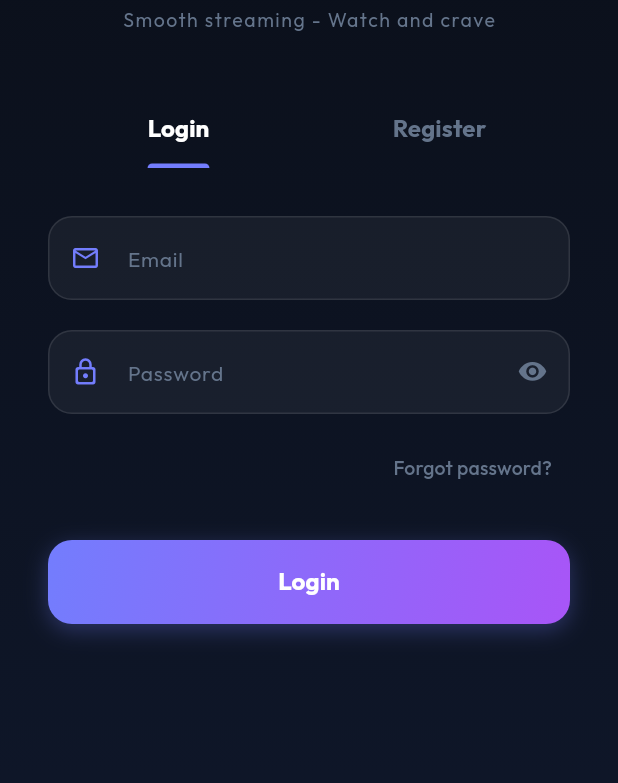
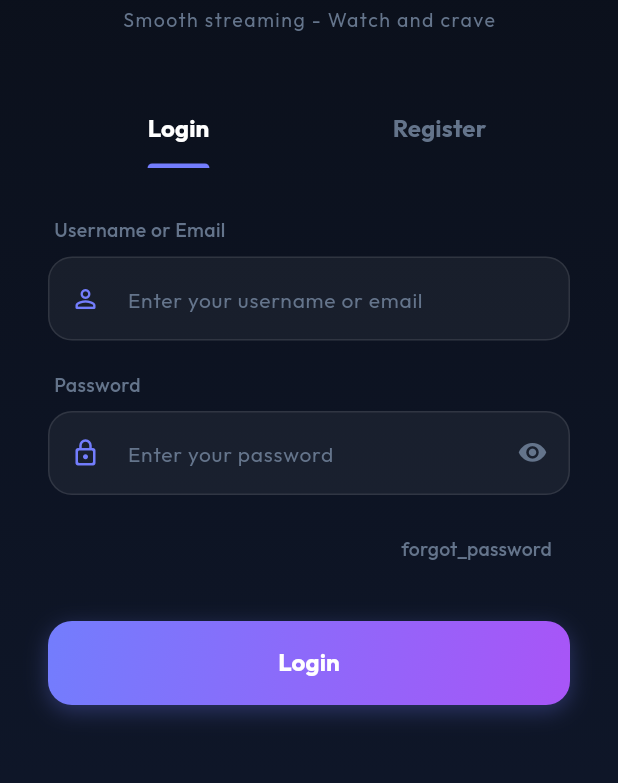
Before and after one commit to TXAVLOG/tphimx-setup, a Flutter app: the AuthScreen screen opened directly, on a phone screen of 412 x 824 dp, the part 327-1110 px from its top. Run offline on Flutter 3.47's test engine with Material 3 defaults, Android fonts, the phone set to English and light mode, and no system bars; our stand-ins replace app_links, better_player_plus, cached_network_image, connectivity_plus, device_info_plus, dio and 9 more; missing offline and left inert: quick_actions, screen_brightness, volume_controller; accounts and stored records are empty; network calls fail.

Commit message:
Fix login with username/email & improve registration UI

```diff
--- a/lib/pages/auth_screen.dart
+++ b/lib/pages/auth_screen.dart
@@ -18,20 +18,27 @@ class _AuthScreenState extends State<AuthScreen>
     with SingleTickerProviderStateMixin {
   late TabController _tabController;
 
-  final _loginEmailController = TextEditingController();
+  final _loginIdController = TextEditingController();
   final _loginPasswordController = TextEditingController();
 
-  final _regNameController = TextEditingController();
-  final _regEmailController = TextEditingController();
-  final _regPasswordController = TextEditingController();
-  final _regConfirmPasswordController = TextEditingController();
+  final _registerNameController = TextEditingController();
+  final _registerUsernameController = TextEditingController();
+  final _registerEmailController = TextEditingController();
+  final _registerPasswordController = TextEditingController();
+  final _registerConfirmPasswordController = TextEditingController();
 
   bool _loading = false;
   bool _showLoginPassword = false;
   bool _showRegPassword = false;
+  String _registerGender = 'male';
 
-  String? _loginEmailError;
+  String? _loginIdError;
   String? _loginPasswordError;
+  String? _registerNameError;
+  String? _registerUsernameError;
+  String? _registerEmailError;
+  String? _registerPasswordError;
+  String? _registerConfirmPasswordError;
 
   @override
   void initState() {
@@ -42,20 +49,21 @@ class _AuthScreenState extends State<AuthScreen>
   @override
   void dispose() {
     _tabController.dispose();
-    _loginEmailController.dispose();
+    _loginIdController.dispose();
     _loginPasswordController.dispose();
-    _regNameController.dispose();
-    _regEmailController.dispose();
-    _regPasswordController.dispose();
-    _regConfirmPasswordController.dispose();
+    _registerNameController.dispose();
+    _registerUsernameController.dispose();
+    _registerEmailController.dispose();
+    _registerPasswordController.dispose();
+    _registerConfirmPasswordController.dispose();
     super.dispose();
   }
 
   Future<void> _handleLogin() async {
-    final email = _loginEmailController.text.trim();
+    final id = _loginIdController.text.trim();
     final password = _loginPasswordController.text;
 
-    if (email.isEmpty || password.isEmpty) {
+    if (id.isEmpty || password.isEmpty) {
       TxaToast.show(
         context,
         TxaLanguage.t('error_empty_fields'),
@@ -66,14 +74,14 @@ class _AuthScreenState extends State<AuthScreen>
 
     setState(() {
       _loading = true;
-      _loginEmailError = null;
+      _loginIdError = null;
       _loginPasswordError = null;
     });
     try {
       final api = Provider.of<TxaApi>(context, listen: false);
-      final res = await api.login(email, password);
+      final res = await api.login(id, password);
 
-      if (res.statusCode == 200 && res.data['data'] != null) {
+      if (res.data['success'] == true) {
         final token = res.data['data']['token'];
         TxaSettings.authToken = token;
         api.setToken(token);
@@ -91,29 +99,30 @@ class _AuthScreenState extends State<AuthScreen>
           );
         }
       }
-    } catch (e) {
-      String errorMsg = TxaLanguage.t('error_login');
-      if (e is DioException) {
-        final data = e.response?.data;
-        if (data != null && data['message'] != null) {
-          errorMsg = data['message'];
-          final errorCode = data['data'] != null
-              ? data['data']['error_code']
-              : null;
-
+    } on DioException catch (e) {
+      if (e.response?.data != null && e.response?.data['data'] != null) {
+        final errorCode = e.response?.data['data']['error_code'];
         setState(() {
           if (errorCode == 'USER_NOT_FOUND') {
-              _loginEmailError = errorMsg;
+            _loginIdError = e.response?.data['message'];
           } else if (errorCode == 'INVALID_PASSWORD') {
-              _loginPasswordError = errorMsg;
+            _loginPasswordError = e.response?.data['message'];
+          } else {
+            if (!mounted) return;
+            ScaffoldMessenger.of(context).showSnackBar(
+              SnackBar(
+                content: Text(
+                  e.response?.data['message'] ?? TxaLanguage.t('error_login'),
+                ),
+              ),
+            );
           }
         });
-        } else if (e.type == DioExceptionType.connectionTimeout) {
-          errorMsg = 'Kết nối quá hạn. Vui lòng thử lại.';
-        }
-      }
-      if (mounted) {
-        TxaToast.show(context, errorMsg, isError: true);
+      } else {
+        if (!mounted) return;
+        ScaffoldMessenger.of(context).showSnackBar(
+          SnackBar(content: Text(TxaLanguage.t('error_connection'))),
+        );
       }
     } finally {
       if (mounted) setState(() => _loading = false);
@@ -121,12 +130,13 @@ class _AuthScreenState extends State<AuthScreen>
   }
 
   Future<void> _handleRegister() async {
-    final name = _regNameController.text.trim();
-    final email = _regEmailController.text.trim();
-    final password = _regPasswordController.text;
-    final confirm = _regConfirmPasswordController.text;
+    final name = _registerNameController.text.trim();
+    final username = _registerUsernameController.text.trim();
+    final email = _registerEmailController.text.trim();
+    final password = _registerPasswordController.text;
+    final confirm = _registerConfirmPasswordController.text;
 
-    if (name.isEmpty || email.isEmpty || password.isEmpty) {
+    if (name.isEmpty || username.isEmpty || email.isEmpty || password.isEmpty) {
       TxaToast.show(
         context,
         TxaLanguage.t('error_empty_fields'),
@@ -144,34 +154,63 @@ class _AuthScreenState extends State<AuthScreen>
       return;
     }
 
-    setState(() => _loading = true);
+    setState(() {
+      _loading = true;
+      _registerNameError = null;
+      _registerUsernameError = null;
+      _registerEmailError = null;
+      _registerPasswordError = null;
+      _registerConfirmPasswordError = null;
+    });
+
     try {
       final api = Provider.of<TxaApi>(context, listen: false);
-      final res = await api.register(name, email, password, confirm);
+      final res = await api.register(
+        name: name,
+        username: username,
+        email: email,
+        password: password,
+        confirmPw: confirm,
+        gender: _registerGender,
+      );
 
       if (res.statusCode == 200 || res.statusCode == 201) {
         if (mounted) {
           TxaToast.show(context, TxaLanguage.t('register_success'));
           _tabController.animateTo(0);
         }
+      }
+    } on DioException catch (e) {
+      if (e.response?.statusCode == 422) {
+        final errors = e.response?.data['errors'];
+        setState(() {
+          if (errors != null) {
+            if (errors['name'] != null) {
+              _registerNameError = errors['name'][0];
+            }
+            if (errors['username'] != null) {
+              _registerUsernameError = errors['username'][0];
+            }
+            if (errors['email'] != null) {
+              _registerEmailError = errors['email'][0];
+            }
+            if (errors['password'] != null) {
+              _registerPasswordError = errors['password'][0];
+            }
           } else {
-        if (mounted) {
             TxaToast.show(
               context,
-            res.data['message'] ?? TxaLanguage.t('error_register'),
+              e.response?.data['message'] ?? TxaLanguage.t('error_register'),
               isError: true,
             );
           }
-      }
-    } catch (e) {
+        });
+      } else {
         String errorMsg = TxaLanguage.t('error_register');
-      if (e is DioException) {
         if (e.response?.data != null && e.response?.data['message'] != null) {
           errorMsg = e.response?.data['message'];
         }
-      }
-      if (mounted) {
-        TxaToast.show(context, errorMsg, isError: true);
+        if (mounted) TxaToast.show(context, errorMsg, isError: true);
       }
     } finally {
       if (mounted) setState(() => _loading = false);
@@ -184,7 +223,6 @@ class _AuthScreenState extends State<AuthScreen>
       backgroundColor: TxaTheme.primaryBg,
       body: Stack(
         children: [
-          // Background Gradient
           Positioned.fill(
             child: Container(
               decoration: const BoxDecoration(
@@ -200,7 +238,6 @@ class _AuthScreenState extends State<AuthScreen>
           SafeArea(
             child: Column(
               children: [
-                // Header / Back Button
                 Padding(
                   padding: const EdgeInsets.symmetric(
                     horizontal: 16,
@@ -222,7 +259,6 @@ class _AuthScreenState extends State<AuthScreen>
                   ),
                 ),
 
-                // Logo & Title
                 const SizedBox(height: 20),
                 Image.asset('assets/logo.png', height: 80),
                 const SizedBox(height: 16),
@@ -268,7 +304,6 @@ class _AuthScreenState extends State<AuthScreen>
 
                 const SizedBox(height: 40),
 
-                // Tabs
                 Padding(
                   padding: const EdgeInsets.symmetric(horizontal: 32),
                   child: TabBar(
@@ -291,7 +326,6 @@ class _AuthScreenState extends State<AuthScreen>
 
                 const SizedBox(height: 32),
 
-                // Tab Views
                 Expanded(
                   child: TabBarView(
                     controller: _tabController,
@@ -322,16 +356,17 @@ class _AuthScreenState extends State<AuthScreen>
       child: Column(
         children: [
           _buildTextField(
-            controller: _loginEmailController,
-            hint: 'Email',
-            icon: Icons.email_outlined,
-            keyboardType: TextInputType.emailAddress,
-            errorText: _loginEmailError,
+            controller: _loginIdController,
+            label: TxaLanguage.t('login_id'),
+            hint: TxaLanguage.t('login_id_hint'),
+            icon: Icons.person_outline_rounded,
+            errorText: _loginIdError,
           ),
           const SizedBox(height: 20),
           _buildTextField(
             controller: _loginPasswordController,
-            hint: TxaLanguage.t('password'),
+            label: TxaLanguage.t('password'),
+            hint: TxaLanguage.t('password_hint'),
             icon: Icons.lock_outline_rounded,
             isPassword: true,
             showPassword: _showLoginPassword,
@@ -367,34 +402,71 @@ class _AuthScreenState extends State<AuthScreen>
       child: Column(
         children: [
           _buildTextField(
-            controller: _regNameController,
+            controller: _registerNameController,
+            label: TxaLanguage.t('full_name'),
             hint: TxaLanguage.t('full_name'),
             icon: Icons.person_outline_rounded,
+            errorText: _registerNameError,
           ),
-          const SizedBox(height: 20),
+          const SizedBox(height: 16),
           _buildTextField(
-            controller: _regEmailController,
+            controller: _registerUsernameController,
+            label: TxaLanguage.t('username'),
+            hint: TxaLanguage.t('username'),
+            icon: Icons.account_box_outlined,
+            errorText: _registerUsernameError,
+          ),
+          const SizedBox(height: 16),
+          _buildTextField(
+            controller: _registerEmailController,
+            label: 'Email',
             hint: 'Email',
             icon: Icons.email_outlined,
             keyboardType: TextInputType.emailAddress,
+            errorText: _registerEmailError,
           ),
-          const SizedBox(height: 20),
+          const SizedBox(height: 16),
+          // Gender Selection
+          Padding(
+            padding: const EdgeInsets.only(left: 4, bottom: 8),
+            child: Align(
+              alignment: Alignment.centerLeft,
+              child: Text(
+                TxaLanguage.t('gender'),
+                style: const TextStyle(color: TxaTheme.textMuted, fontSize: 13),
+              ),
+            ),
+          ),
+          Row(
+            children: [
+              _buildGenderChip('male', TxaLanguage.t('gender_male')),
+              const SizedBox(width: 8),
+              _buildGenderChip('female', TxaLanguage.t('gender_female')),
+              const SizedBox(width: 8),
+              _buildGenderChip('other', TxaLanguage.t('gender_other')),
+            ],
+          ),
+          const SizedBox(height: 16),
           _buildTextField(
-            controller: _regPasswordController,
-            hint: TxaLanguage.t('password'),
+            controller: _registerPasswordController,
+            label: TxaLanguage.t('password'),
+            hint: TxaLanguage.t('password_hint'),
             icon: Icons.lock_outline_rounded,
             isPassword: true,
             showPassword: _showRegPassword,
             onTogglePassword: () =>
                 setState(() => _showRegPassword = !_showRegPassword),
+            errorText: _registerPasswordError,
           ),
-          const SizedBox(height: 20),
+          const SizedBox(height: 16),
           _buildTextField(
-            controller: _regConfirmPasswordController,
+            controller: _registerConfirmPasswordController,
+            label: TxaLanguage.t('confirm_password'),
             hint: TxaLanguage.t('confirm_password'),
             icon: Icons.lock_reset_rounded,
             isPassword: true,
             showPassword: _showRegPassword,
+            errorText: _registerConfirmPasswordError,
           ),
           const SizedBox(height: 40),
           _buildAuthButton(
@@ -410,6 +482,7 @@ class _AuthScreenState extends State<AuthScreen>
     required TextEditingController controller,
     required String hint,
     required IconData icon,
+    String? label,
     bool isPassword = false,
     bool? showPassword,
     VoidCallback? onTogglePassword,
@@ -419,6 +492,18 @@ class _AuthScreenState extends State<AuthScreen>
     return Column(
       crossAxisAlignment: CrossAxisAlignment.start,
       children: [
+        if (label != null)
+          Padding(
+            padding: const EdgeInsets.only(left: 4, bottom: 8),
+            child: Text(
+              label,
+              style: const TextStyle(
+                color: TxaTheme.textMuted,
+                fontSize: 13,
+                fontWeight: FontWeight.w500,
+              ),
+            ),
+          ),
         Container(
           decoration: BoxDecoration(
             color: Colors.white.withValues(alpha: 0.05),
@@ -479,6 +564,39 @@ class _AuthScreenState extends State<AuthScreen>
     );
   }
 
+  Widget _buildGenderChip(String value, String label) {
+    bool isSelected = _registerGender == value;
+    return Expanded(
+      child: GestureDetector(
+        onTap: () => setState(() => _registerGender = value),
+        child: Container(
+          padding: const EdgeInsets.symmetric(vertical: 12),
+          decoration: BoxDecoration(
+            color: isSelected
+                ? TxaTheme.accent.withValues(alpha: 0.2)
+                : Colors.white.withValues(alpha: 0.05),
+            borderRadius: BorderRadius.circular(12),
+            border: Border.all(
+              color: isSelected
+                  ? TxaTheme.accent.withValues(alpha: 0.5)
+                  : Colors.white.withValues(alpha: 0.1),
+            ),
+          ),
+          child: Center(
+            child: Text(
+              label,
+              style: TextStyle(
+                color: isSelected ? Colors.white : TxaTheme.textMuted,
+                fontSize: 13,
+                fontWeight: isSelected ? FontWeight.bold : FontWeight.normal,
+              ),
+            ),
+          ),
+        ),
+      ),
+    );
+  }
+
   Widget _buildAuthButton({
     required String text,
     required VoidCallback onPressed,
--- a/lib/services/txa_api.dart
+++ b/lib/services/txa_api.dart
@@ -199,24 +199,29 @@ class TxaApi {
   }
 
   // Auth Methods
-  Future<Response> login(String email, String password) async {
-    return await post(authLogin, data: {'email': email, 'password': password});
+  Future<Response> login(String login, String password) async {
+    return await post(authLogin, data: {'login': login, 'password': password});
   }
 
-  Future<Response> register(
-    String name,
-    String email,
-    String password,
-    String confirmPw,
-  ) async {
+  Future<Response> register({
+    required String name,
+    required String username,
+    required String email,
+    required String password,
+    required String confirmPw,
+    required String gender,
+  }) async {
     return await post(
       authRegister,
       data: {
         'name': name,
+        'username': username,
         'email': email,
         'password': password,
         'password_confirmation': confirmPw,
+        'gender': gender,
         'device_name': Platform.isIOS ? 'iPhone' : 'Android',
+        'agree': 1,
       },
     );
   }
--- a/lib/services/txa_language.dart
+++ b/lib/services/txa_language.dart
@@ -227,13 +227,18 @@ class TxaLanguage {
       'status_not_registered': 'Chưa đăng ký',
       'notifications': 'Thông báo',
       'error_loading_notifications': 'Không thể tải thông báo',
-      'forgot_password': 'Quên mật khẩu?',
+      'login_id': 'Tên tài khoản hoặc Email',
+      'login_id_hint': 'Nhập username hoặc email của bạn',
       'password': 'Mật khẩu',
-      'confirm_password': 'Xác nhận mật khẩu',
+      'password_hint': 'Nhập mật khẩu của bạn',
       'create_account': 'Tạo tài khoản',
       'full_name': 'Họ và tên',
       'email': 'Email',
-      'username': 'Tên đăng nhập',
+      'username': 'Tên tài khoản',
+      'gender': 'Giới tính',
+      'gender_male': 'Nam',
+      'gender_female': 'Nữ',
+      'gender_other': 'Khác',
       'no_notifications': 'Bạn chưa có thông báo nào',
       'error_login': 'Đăng nhập thất bại',
       'error_register': 'Đăng ký thất bại',
@@ -465,13 +470,18 @@ class TxaLanguage {
       'status_not_registered': 'Not Registered',
       'notifications': 'Notifications',
       'error_loading_notifications': 'Could not load notifications',
-      'forgot_password': 'Forgot password?',
+      'login_id': 'Username or Email',
+      'login_id_hint': 'Enter your username or email',
       'password': 'Password',
-      'confirm_password': 'Confirm password',
+      'password_hint': 'Enter your password',
       'create_account': 'Create Account',
       'full_name': 'Full Name',
       'email': 'Email',
       'username': 'Username',
+      'gender': 'Gender',
+      'gender_male': 'Male',
+      'gender_female': 'Female',
+      'gender_other': 'Other',
       'no_notifications': 'No notifications found',
       'error_login': 'Login failed',
       'error_register': 'Registration failed',
```
Lines whose indentation alone changed are shown as unchanged.
